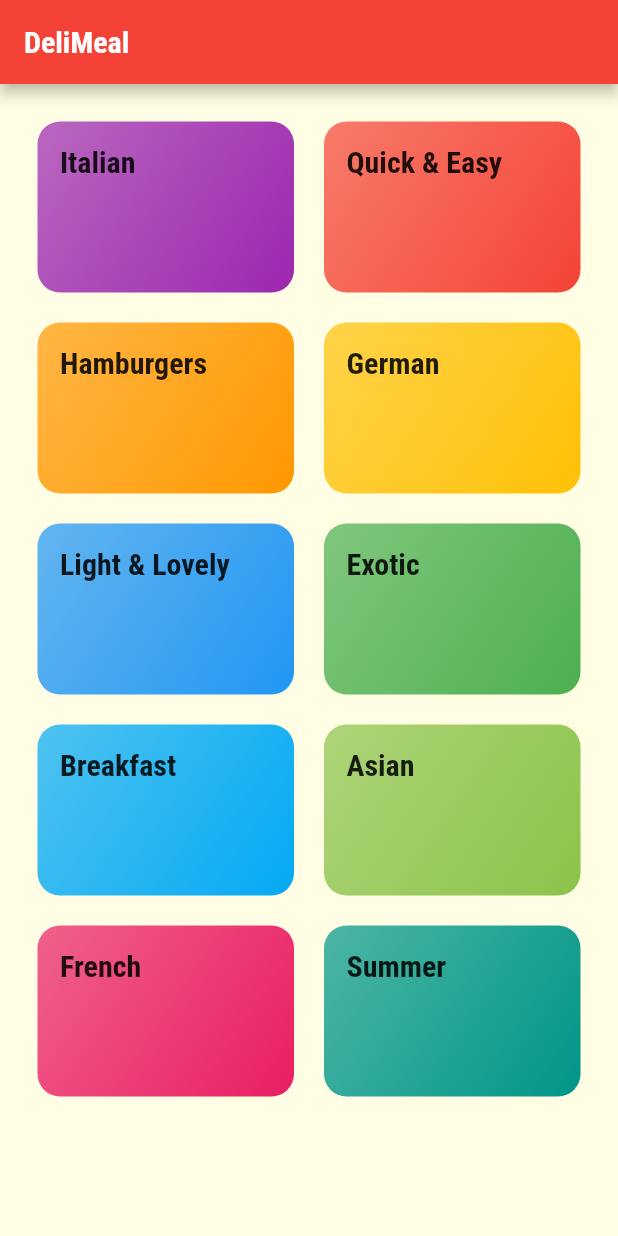
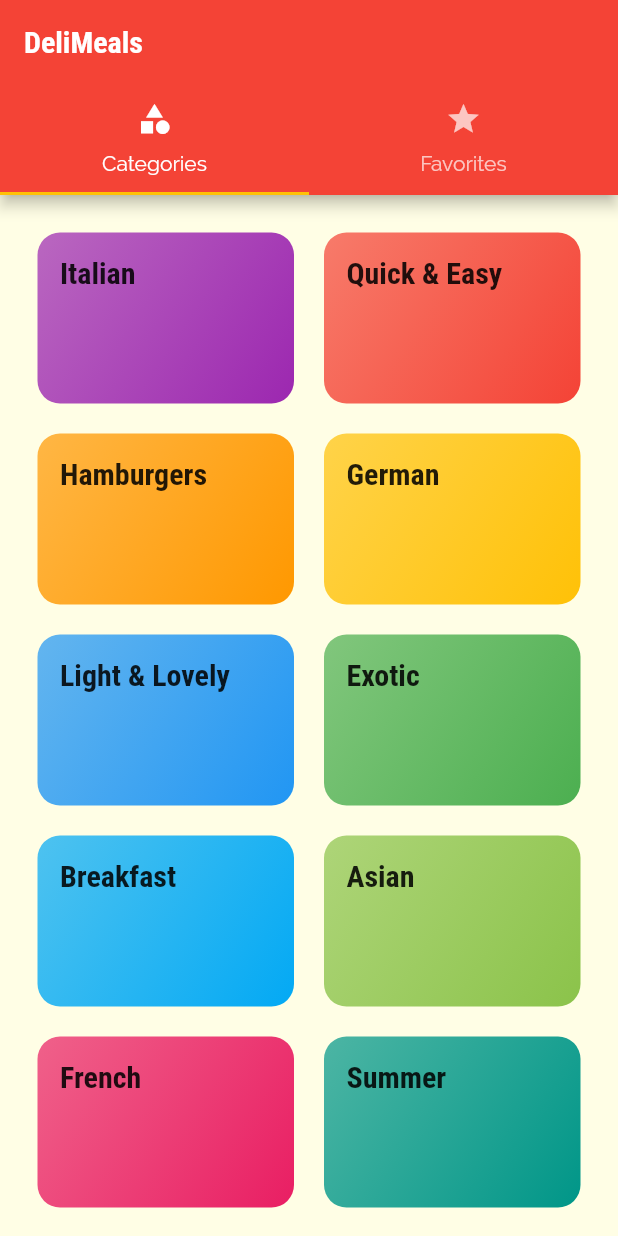
Before and after one commit to DuongYi/Flutter-Tutorial, a Flutter app: the screen it shows after launch, on a phone screen of 412 x 824 dp. Run offline on Flutter 3.47's test engine with Material 2 defaults, Android fonts, the phone set to English and light mode, and no system bars.

Commit message:
Adding a TabBar to the Appbar

```diff
--- a/lib/main.dart
+++ b/lib/main.dart
@@ -1,5 +1,6 @@
 import 'package:flutter/material.dart';
 
+import 'screens/tabs_screen.dart';
 import 'screens/categories_screen.dart';
 import 'screens/category_meals_screen.dart';
 import 'screens/meal_detail_screen.dart';
@@ -31,7 +32,7 @@ class MyApp extends StatelessWidget {
             ),
       ),
       routes: {
-        '/': (ctx) => CategoriesScreen(),
+        '/': (ctx) => TabScreen(),
         CategoryMealsScreen.routeName: (ctx) => CategoryMealsScreen(),
         MealDetailScreen.routeName: (ctx) => MealDetailScreen(),
       },
--- a/lib/screens/categories_screen.dart
+++ b/lib/screens/categories_screen.dart
@@ -6,11 +6,7 @@ import '../widgets/category_item.dart';
 class CategoriesScreen extends StatelessWidget {
   @override
   Widget build(BuildContext context) {
-    return Scaffold(
-      appBar: AppBar(
-        title: const Text('DeliMeal'),
-      ),
-      body: GridView(
+    return GridView(
       padding: const EdgeInsets.all(25),
       gridDelegate: const SliverGridDelegateWithMaxCrossAxisExtent(
         maxCrossAxisExtent: 200,
@@ -25,7 +21,6 @@ class CategoriesScreen extends StatelessWidget {
                 catData.color,
               ))
           .toList(),
-      ),
     );
   }
 }
--- /dev/null
+++ b/lib/screens/favorites_screen.dart
@@ -0,0 +1,10 @@
+import 'package:flutter/material.dart';
+
+class FavoritesScreen extends StatelessWidget {
+  @override
+  Widget build(BuildContext context) {
+    return const Center(
+      child: Text('Favorites Screen'),
+    );
+  }
+}
--- /dev/null
+++ b/lib/screens/tabs_screen.dart
@@ -0,0 +1,41 @@
+import 'package:flutter/material.dart';
+
+import 'categories_screen.dart';
+import 'favorites_screen.dart';
+
+class TabScreen extends StatefulWidget {
+  @override
+  State<TabScreen> createState() => _TabScreenState();
+}
+
+class _TabScreenState extends State<TabScreen> {
+  @override
+  Widget build(BuildContext context) {
+    return DefaultTabController(
+        length: 2,
+        initialIndex: 0,
+        child: Scaffold(
+          appBar: AppBar(
+            title: const Text('DeliMeals'),
+            bottom: const TabBar(
+              tabs: <Widget>[
+                Tab(
+                  icon: Icon(Icons.category),
+                  text: 'Categories',
+                ),
+                Tab(
+                  icon: Icon(Icons.star),
+                  text: 'Favorites',
+                ),
+              ],
+            ),
+          ),
+          body: TabBarView(
+            children: <Widget>[
+              CategoriesScreen(),
+              FavoritesScreen(),
+            ],
+          ),
+        ));
+  }
+}
```
Lines whose indentation alone changed are shown as unchanged.
